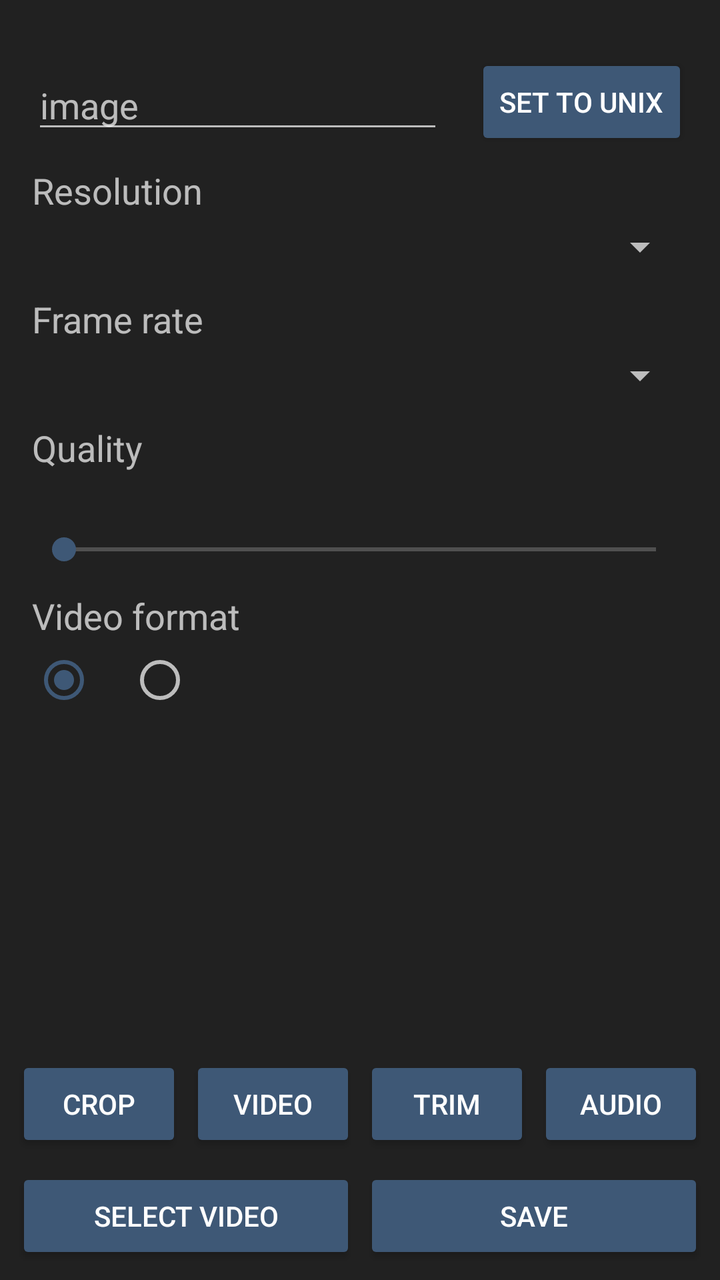
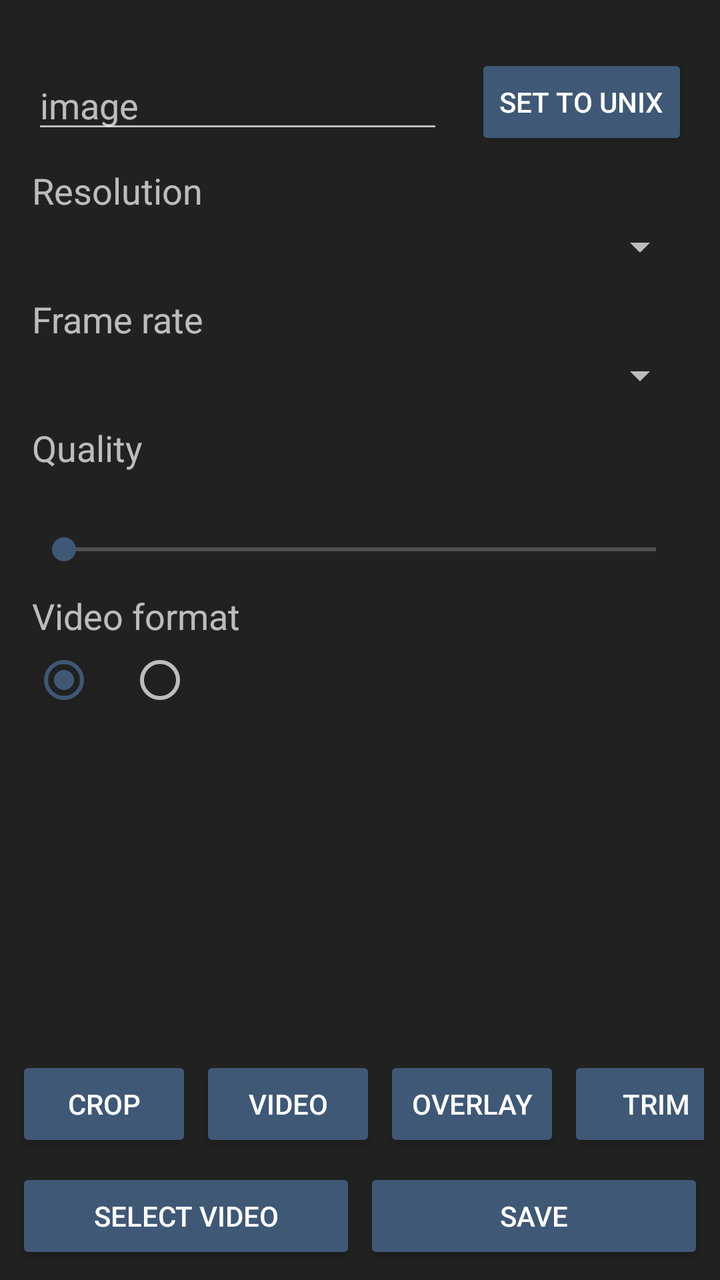

The first picture is an Android layout as it rendered before a commit; the second is the same layout after the commit. The layout source and the unified diff follow.
<!-- AndroidManifest.xml: application theme Theme.Sunshower -->
<!-- res/layout/activity_video.xml -->
<?xml version="1.0" encoding="utf-8"?>
<LinearLayout xmlns:android="http://schemas.android.com/apk/res/android"
    android:layout_width="match_parent"
    android:layout_height="match_parent"
    android:orientation="vertical">

    <TextView
        android:id="@+id/video_file_info"
        android:layout_width="match_parent"
        android:layout_height="wrap_content"
        android:paddingStart="16dp"
        android:paddingEnd="16dp"
        android:textSize="14sp" />

    <LinearLayout
        android:layout_width="match_parent"
        android:layout_height="wrap_content"
        android:gravity="center_vertical"
        android:orientation="horizontal"
        android:paddingStart="16dp"
        android:paddingTop="8dp"
        android:paddingEnd="16dp">

        <EditText
            android:id="@+id/video_file_name_input"
            android:layout_width="0dp"
            android:layout_height="wrap_content"
            android:layout_weight="1"
            android:hint="@string/default_file_name"
            android:importantForAutofill="no"
            android:inputType="text"
            android:maxLength="64" />

        <TextView
            android:id="@+id/video_ext_label"
            android:layout_width="wrap_content"
            android:layout_height="wrap_content"
            android:layout_marginStart="8dp"
            android:textColor="#FF888888"
            android:textSize="18sp" />

        <Button
            android:id="@+id/video_set_unix_button"
            android:layout_width="wrap_content"
            android:layout_height="wrap_content"
            android:layout_marginStart="8dp"
            android:text="@string/set_unix" />
    </LinearLayout>

    <FrameLayout
        android:layout_width="match_parent"
        android:layout_height="0dp"
        android:layout_weight="1">

        <ScrollView
            android:id="@+id/section_video"
            android:layout_width="match_parent"
            android:layout_height="match_parent">

            <LinearLayout
                android:layout_width="match_parent"
                android:layout_height="wrap_content"
                android:orientation="vertical"
                android:paddingStart="16dp"
                android:paddingEnd="16dp">

                <TextView
                    android:layout_width="wrap_content"
                    android:layout_height="wrap_content"
                    android:layout_marginTop="8dp"
                    android:text="@string/resolution_label"
                    android:textSize="18sp" />

                <Spinner
                    android:id="@+id/video_resolution_spinner"
                    android:layout_width="match_parent"
                    android:layout_height="wrap_content"
                    android:layout_marginTop="4dp"
                    android:popupBackground="@drawable/spinner_popup" />

                <TextView
                    android:layout_width="wrap_content"
                    android:layout_height="wrap_content"
                    android:layout_marginTop="12dp"
                    android:text="@string/video_fps_label"
                    android:textSize="18sp" />

                <Spinner
                    android:id="@+id/video_fps_spinner"
                    android:layout_width="match_parent"
                    android:layout_height="wrap_content"
                    android:layout_marginTop="4dp"
                    android:popupBackground="@drawable/spinner_popup" />

                <TextView
                    android:layout_width="wrap_content"
                    android:layout_height="wrap_content"
                    android:layout_marginTop="12dp"
                    android:text="@string/video_quality_label"
                    android:textSize="18sp" />

                <TextView
                    android:id="@+id/video_quality_value"
                    android:layout_width="wrap_content"
                    android:layout_height="wrap_content"
                    android:layout_marginTop="4dp"
                    android:textSize="16sp" />

                <SeekBar
                    android:id="@+id/video_quality_bar"
                    android:layout_width="match_parent"
                    android:layout_height="wrap_content"
                    android:layout_marginTop="4dp"
                    android:max="9" />

                <LinearLayout
                    android:id="@+id/video_format_section"
                    android:layout_width="match_parent"
                    android:layout_height="wrap_content"
                    android:orientation="vertical">

                    <TextView
                        android:layout_width="wrap_content"
                        android:layout_height="wrap_content"
                        android:layout_marginTop="12dp"
                        android:text="@string/video_format_label"
                        android:textSize="18sp" />

                    <RadioGroup
                        android:id="@+id/video_format_group"
                        android:layout_width="match_parent"
                        android:layout_height="wrap_content"
                        android:layout_marginTop="4dp"
                        android:orientation="horizontal">

                        <RadioButton
                            android:id="@+id/radio_video_fmt_default"
                            android:layout_width="wrap_content"
                            android:layout_height="wrap_content"
                            android:checked="true" />

                        <RadioButton
                            android:id="@+id/radio_video_fmt_alt"
                            android:layout_width="wrap_content"
                            android:layout_height="wrap_content"
                            android:layout_marginStart="16dp" />
                    </RadioGroup>
                </LinearLayout>
            </LinearLayout>
        </ScrollView>

        <LinearLayout
            android:id="@+id/section_crop"
            android:layout_width="match_parent"
            android:layout_height="match_parent"
            android:orientation="vertical"
            android:paddingStart="16dp"
            android:paddingEnd="16dp"
            android:visibility="gone">

            <org.ayasequart.sunshower.edit.OverlayView
                android:id="@+id/video_overlay_view"
                android:layout_width="match_parent"
                android:layout_height="0dp"
                android:layout_marginTop="8dp"
                android:layout_weight="1" />

            <LinearLayout
                android:layout_width="match_parent"
                android:layout_height="wrap_content"
                android:layout_marginTop="8dp"
                android:gravity="center_vertical"
                android:orientation="horizontal">

                <Button
                    android:id="@+id/video_crop_button"
                    android:layout_width="wrap_content"
                    android:layout_height="wrap_content"
                    android:text="@string/crop" />

                <Spinner
                    android:id="@+id/video_crop_aspect_spinner"
                    android:layout_width="0dp"
                    android:layout_height="wrap_content"
                    android:layout_marginStart="8dp"
                    android:layout_weight="1"
                    android:popupBackground="@drawable/spinner_popup" />

                <Button
                    android:id="@+id/video_crop_apply"
                    android:layout_width="wrap_content"
                    android:layout_height="wrap_content"
                    android:layout_marginStart="8dp"
                    android:enabled="false"
                    android:text="@string/crop_apply" />
            </LinearLayout>
        </LinearLayout>

        <LinearLayout
            android:id="@+id/section_audio"
            android:layout_width="match_parent"
            android:layout_height="match_parent"
            android:orientation="vertical"
            android:paddingStart="16dp"
            android:paddingTop="8dp"
            android:paddingEnd="16dp"
            android:visibility="gone">

            <CheckBox
                android:id="@+id/audio_remove_switch"
                android:layout_width="wrap_content"
                android:layout_height="wrap_content"
                android:text="@string/video_mode_remove_audio" />

            <CheckBox
                android:id="@+id/audio_quality_switch"
                android:layout_width="wrap_content"
                android:layout_height="wrap_content"
                android:layout_marginTop="12dp"
                android:text="@string/audio_quality_switch" />

            <LinearLayout
                android:id="@+id/audio_quality_row"
                android:layout_width="match_parent"
                android:layout_height="wrap_content"
                android:orientation="vertical"
                android:visibility="gone">

                <TextView
                    android:id="@+id/audio_quality_value"
                    android:layout_width="wrap_content"
                    android:layout_height="wrap_content"
                    android:layout_marginTop="4dp"
                    android:textSize="16sp" />

                <SeekBar
                    android:id="@+id/audio_quality_bar"
                    android:layout_width="match_parent"
                    android:layout_height="wrap_content"
                    android:layout_marginTop="8dp"
                    android:max="9" />
            </LinearLayout>

            <Button
                android:id="@+id/audio_extract_button"
                android:layout_width="match_parent"
                android:layout_height="wrap_content"
                android:layout_marginTop="16dp"
                android:text="@string/video_mode_extract_audio" />

            <TextView
                android:id="@+id/audio_no_audio"
                android:layout_width="wrap_content"
                android:layout_height="wrap_content"
                android:layout_marginTop="12dp"
                android:text="@string/video_no_audio"
                android:textSize="14sp"
                android:visibility="gone" />
        </LinearLayout>

        <LinearLayout
            android:id="@+id/section_trim"
            android:layout_width="match_parent"
            android:layout_height="match_parent"
            android:orientation="vertical"
            android:paddingStart="16dp"
            android:paddingTop="8dp"
            android:paddingEnd="16dp"
            android:visibility="gone">

            <org.ayasequart.sunshower.edit.OverlayView
                android:id="@+id/trim_preview_view"
                android:layout_width="match_parent"
                android:layout_height="0dp"
                android:layout_marginTop="8dp"
                android:layout_weight="1" />

            <TextView
                android:id="@+id/trim_time_text"
                android:layout_width="match_parent"
                android:layout_height="wrap_content"
                android:layout_marginTop="8dp"
                android:textSize="14sp" />

            <org.ayasequart.sunshower.video.TrimOverlayView
                android:id="@+id/trim_overlay"
                android:layout_width="match_parent"
                android:layout_height="72dp"
                android:layout_marginBottom="8dp" />
        </LinearLayout>
    </FrameLayout>

    <TextView
        android:id="@+id/video_status"
        android:layout_width="match_parent"
        android:layout_height="wrap_content"
        android:paddingStart="16dp"
        android:paddingEnd="16dp"
        android:textSize="14sp" />

    <TextView
        android:id="@+id/video_estimate"
        android:layout_width="match_parent"
        android:layout_height="wrap_content"
        android:paddingStart="16dp"
        android:paddingEnd="16dp"
        android:textSize="14sp" />

    <LinearLayout
        android:layout_width="match_parent"
        android:layout_height="wrap_content"
        android:orientation="horizontal"
        android:paddingStart="8dp"
        android:paddingTop="8dp"
        android:paddingEnd="8dp">

        <Button
            android:id="@+id/video_tab_crop"
            android:layout_width="0dp"
            android:layout_height="wrap_content"
            android:layout_weight="1"
            android:text="@string/crop" />

        <Button
            android:id="@+id/video_tab_video"
            android:layout_width="0dp"
            android:layout_height="wrap_content"
            android:layout_marginStart="4dp"
            android:layout_weight="1"
            android:text="@string/video_title" />

        <Button
            android:id="@+id/video_tab_trim"
            android:layout_width="0dp"
            android:layout_height="wrap_content"
            android:layout_marginStart="4dp"
            android:layout_weight="1"
            android:text="@string/trim" />

        <Button
            android:id="@+id/video_tab_audio"
            android:layout_width="0dp"
            android:layout_height="wrap_content"
            android:layout_marginStart="4dp"
            android:layout_weight="1"
            android:text="@string/audio_label" />
    </LinearLayout>

    <LinearLayout
        android:layout_width="match_parent"
        android:layout_height="wrap_content"
        android:orientation="horizontal"
        android:padding="8dp">

        <Button
            android:id="@+id/video_pick_button"
            android:layout_width="0dp"
            android:layout_height="wrap_content"
            android:layout_weight="1"
            android:text="@string/video_pick" />

        <Button
            android:id="@+id/video_apply_button"
            android:layout_width="0dp"
            android:layout_height="wrap_content"
            android:layout_marginStart="4dp"
            android:layout_weight="1"
            android:text="@string/save" />
    </LinearLayout>
</LinearLayout>
<!-- resources referenced by this layout -->
<resources>
  <!-- drawable spinner_popup (drawable) -->
  <?xml version="1.0" encoding="utf-8"?>
  <shape xmlns:android="http://schemas.android.com/apk/res/android"
      android:shape="rectangle">
      <solid android:color="#FF2C2C2C" />
      <corners android:radius="8dp" />
      <stroke android:width="1dp" android:color="#FF4A4A4A" />
  </shape>
  <string name="audio_label">Audio</string>
  <string name="audio_quality_switch">Custom audio quality</string>
  <string name="crop">Crop</string>
  <string name="crop_apply">Apply</string>
  <string name="default_file_name">image</string>
  <string name="resolution_label">Resolution</string>
  <string name="save">Save</string>
  <string name="set_unix">Set to Unix</string>
  <string name="trim">Trim</string>
  <string name="video_format_label">Video format</string>
  <string name="video_fps_label">Frame rate</string>
  <string name="video_mode_extract_audio">Extract audio</string>
  <string name="video_mode_remove_audio">Remove audio</string>
  <string name="video_no_audio">No audio track in this file</string>
  <string name="video_pick">Select video</string>
  <string name="video_quality_label">Quality</string>
  <string name="video_title">Video</string>
  <style name="Theme.Sunshower" parent="android:Theme.Material.NoActionBar">
          <item name="android:colorBackground">@color/surface</item>
          <item name="android:windowBackground">@color/surface</item>
          <item name="android:colorPrimary">@color/accent</item>
          <item name="android:colorPrimaryDark">@color/surface_dim</item>
          <item name="android:colorAccent">@color/accent</item>
          <item name="android:colorButtonNormal">@color/accent</item>
          <item name="android:statusBarColor">@color/surface_dim</item>
          <item name="android:navigationBarColor">@color/surface_dim</item>
      </style>
  <color name="surface">#FF212121</color>
  <color name="accent">#FF3E5876</color>
  <color name="surface_dim">#FF1A1A1A</color>
</resources>

<!-- the commit's change to res/layout/activity_video.xml (unified diff, before → after) -->
@@ -36,7 +36,7 @@
             android:layout_width="wrap_content"
             android:layout_height="wrap_content"
             android:layout_marginStart="8dp"
-            android:textColor="#FF888888"
+            android:textColor="@color/text_dim"
             android:textSize="18sp" />
 
         <Button
@@ -165,7 +165,46 @@
                 android:layout_marginTop="8dp"
                 android:layout_weight="1" />
 
+            <HorizontalScrollView
+                android:id="@+id/video_palette_scroll"
+                android:layout_width="match_parent"
+                android:layout_height="wrap_content"
+                android:scrollbars="none">
+
+                <LinearLayout
+                    android:id="@+id/video_palette_row"
+                    android:layout_width="wrap_content"
+                    android:layout_height="wrap_content"
+                    android:orientation="horizontal"
+                    android:paddingTop="8dp"
+                    android:paddingBottom="8dp" />
+            </HorizontalScrollView>
+
             <LinearLayout
+                android:id="@+id/video_border_row"
+                android:layout_width="match_parent"
+                android:layout_height="wrap_content"
+                android:gravity="center_vertical"
+                android:orientation="horizontal"
+                android:visibility="gone">
+
+                <TextView
+                    android:layout_width="wrap_content"
+                    android:layout_height="wrap_content"
+                    android:text="@string/stroke_width" />
+
+                <SeekBar
+                    android:id="@+id/video_stroke_bar"
+                    android:layout_width="0dp"
+                    android:layout_height="wrap_content"
+                    android:layout_marginStart="12dp"
+                    android:layout_weight="1"
+                    android:max="40"
+                    android:progress="6" />
+            </LinearLayout>
+
+            <LinearLayout
+                android:id="@+id/video_crop_controls"
                 android:layout_width="match_parent"
                 android:layout_height="wrap_content"
                 android:layout_marginTop="8dp"
@@ -193,6 +232,37 @@
                     android:layout_marginStart="8dp"
                     android:enabled="false"
                     android:text="@string/crop_apply" />
+            </LinearLayout>
+
+            <LinearLayout
+                android:id="@+id/video_overlay_controls"
+                android:layout_width="match_parent"
+                android:layout_height="wrap_content"
+                android:orientation="horizontal"
+                android:visibility="gone">
+
+                <Button
+                    android:id="@+id/video_add_rect_button"
+                    android:layout_width="0dp"
+                    android:layout_height="wrap_content"
+                    android:layout_weight="1"
+                    android:text="@string/add_rect" />
+
+                <Button
+                    android:id="@+id/video_add_border_button"
+                    android:layout_width="0dp"
+                    android:layout_height="wrap_content"
+                    android:layout_marginStart="4dp"
+                    android:layout_weight="1"
+                    android:text="@string/add_border" />
+
+                <Button
+                    android:id="@+id/video_delete_button"
+                    android:layout_width="0dp"
+                    android:layout_height="wrap_content"
+                    android:layout_marginStart="4dp"
+                    android:layout_weight="1"
+                    android:text="@string/delete" />
             </LinearLayout>
         </LinearLayout>
 
@@ -253,7 +323,7 @@
                 android:layout_width="wrap_content"
                 android:layout_height="wrap_content"
                 android:layout_marginTop="12dp"
-                android:text="@string/video_no_audio"
+                android:text="@string/no_audio"
                 android:textSize="14sp"
                 android:visibility="gone" />
         </LinearLayout>
@@ -306,45 +376,54 @@
         android:paddingEnd="16dp"
         android:textSize="14sp" />
 
-    <LinearLayout
-        android:layout_width="match_parent"
-        android:layout_height="wrap_content"
-        android:orientation="horizontal"
+    <HorizontalScrollView
+        android:layout_width="match_parent"
+        android:layout_height="wrap_content"
         android:paddingStart="8dp"
         android:paddingTop="8dp"
-        android:paddingEnd="8dp">
-
-        <Button
-            android:id="@+id/video_tab_crop"
-            android:layout_width="0dp"
-            android:layout_height="wrap_content"
-            android:layout_weight="1"
-            android:text="@string/crop" />
-
-        <Button
-            android:id="@+id/video_tab_video"
-            android:layout_width="0dp"
-            android:layout_height="wrap_content"
-            android:layout_marginStart="4dp"
-            android:layout_weight="1"
-            android:text="@string/video_title" />
-
-        <Button
-            android:id="@+id/video_tab_trim"
-            android:layout_width="0dp"
-            android:layout_height="wrap_content"
-            android:layout_marginStart="4dp"
-            android:layout_weight="1"
-            android:text="@string/trim" />
-
-        <Button
-            android:id="@+id/video_tab_audio"
-            android:layout_width="0dp"
-            android:layout_height="wrap_content"
-            android:layout_marginStart="4dp"
-            android:layout_weight="1"
-            android:text="@string/audio_label" />
-    </LinearLayout>
+        android:paddingEnd="8dp"
+        android:scrollbars="none">
+
+        <LinearLayout
+            android:layout_width="wrap_content"
+            android:layout_height="wrap_content"
+            android:orientation="horizontal">
+
+            <Button
+                android:id="@+id/video_tab_crop"
+                android:layout_width="wrap_content"
+                android:layout_height="wrap_content"
+                android:text="@string/crop" />
+
+            <Button
+                android:id="@+id/video_tab_video"
+                android:layout_width="wrap_content"
+                android:layout_height="wrap_content"
+                android:layout_marginStart="4dp"
+                android:text="@string/video_title" />
+
+            <Button
+                android:id="@+id/video_tab_overlay"
+                android:layout_width="wrap_content"
+                android:layout_height="wrap_content"
+                android:layout_marginStart="4dp"
+                android:text="@string/menu_overlay" />
+
+            <Button
+                android:id="@+id/video_tab_trim"
+                android:layout_width="wrap_content"
+                android:layout_height="wrap_content"
+                android:layout_marginStart="4dp"
+                android:text="@string/trim" />
+
+            <Button
+                android:id="@+id/video_tab_audio"
+                android:layout_width="wrap_content"
+                android:layout_height="wrap_content"
+                android:layout_marginStart="4dp"
+                android:text="@string/audio_label" />
+        </LinearLayout>
+    </HorizontalScrollView>
 
     <LinearLayout
         android:layout_width="match_parent"
<!-- resource entries referenced after the edit -->
@@ -1,5 +1,6 @@
 <!-- resources referenced by this layout -->
 <resources>
+  <color name="text_dim">#FF888888</color>
   <!-- drawable spinner_popup (drawable) -->
   <?xml version="1.0" encoding="utf-8"?>
   <shape xmlns:android="http://schemas.android.com/apk/res/android"
@@ -8,20 +9,25 @@
       <corners android:radius="8dp" />
       <stroke android:width="1dp" android:color="#FF4A4A4A" />
   </shape>
+  <string name="add_border">Border</string>
+  <string name="add_rect">Rect</string>
   <string name="audio_label">Audio</string>
   <string name="audio_quality_switch">Custom audio quality</string>
   <string name="crop">Crop</string>
   <string name="crop_apply">Apply</string>
   <string name="default_file_name">image</string>
+  <string name="delete">Delete</string>
+  <string name="menu_overlay">Overlay</string>
+  <string name="no_audio">No audio track in this file</string>
   <string name="resolution_label">Resolution</string>
   <string name="save">Save</string>
   <string name="set_unix">Set to Unix</string>
+  <string name="stroke_width">Stroke</string>
   <string name="trim">Trim</string>
   <string name="video_format_label">Video format</string>
   <string name="video_fps_label">Frame rate</string>
   <string name="video_mode_extract_audio">Extract audio</string>
   <string name="video_mode_remove_audio">Remove audio</string>
-  <string name="video_no_audio">No audio track in this file</string>
   <string name="video_pick">Select video</string>
   <string name="video_quality_label">Quality</string>
   <string name="video_title">Video</string>
@@ -34,9 +40,26 @@
           <item name="android:colorButtonNormal">@color/accent</item>
           <item name="android:statusBarColor">@color/surface_dim</item>
           <item name="android:navigationBarColor">@color/surface_dim</item>
+          <item name="android:windowAnimationStyle">@style/NoWindowAnimations</item>
       </style>
   <color name="surface">#FF212121</color>
   <color name="accent">#FF3E5876</color>
   <color name="surface_dim">#FF1A1A1A</color>
+  <style name="NoWindowAnimations">
+          <item name="android:activityOpenEnterAnimation">@null</item>
+          <item name="android:activityOpenExitAnimation">@null</item>
+          <item name="android:activityCloseEnterAnimation">@null</item>
+          <item name="android:activityCloseExitAnimation">@null</item>
+          <item name="android:taskOpenEnterAnimation">@null</item>
+          <item name="android:taskOpenExitAnimation">@null</item>
+          <item name="android:taskCloseEnterAnimation">@null</item>
+          <item name="android:taskCloseExitAnimation">@null</item>
+          <item name="android:taskToFrontEnterAnimation">@null</item>
+          <item name="android:taskToFrontExitAnimation">@null</item>
+          <item name="android:taskToBackEnterAnimation">@null</item>
+          <item name="android:taskToBackExitAnimation">@null</item>
+          <item name="android:launchTaskBehindTargetAnimation">@null</item>
+          <item name="android:launchTaskBehindSourceAnimation">@null</item>
+      </style>
 </resources>
 
